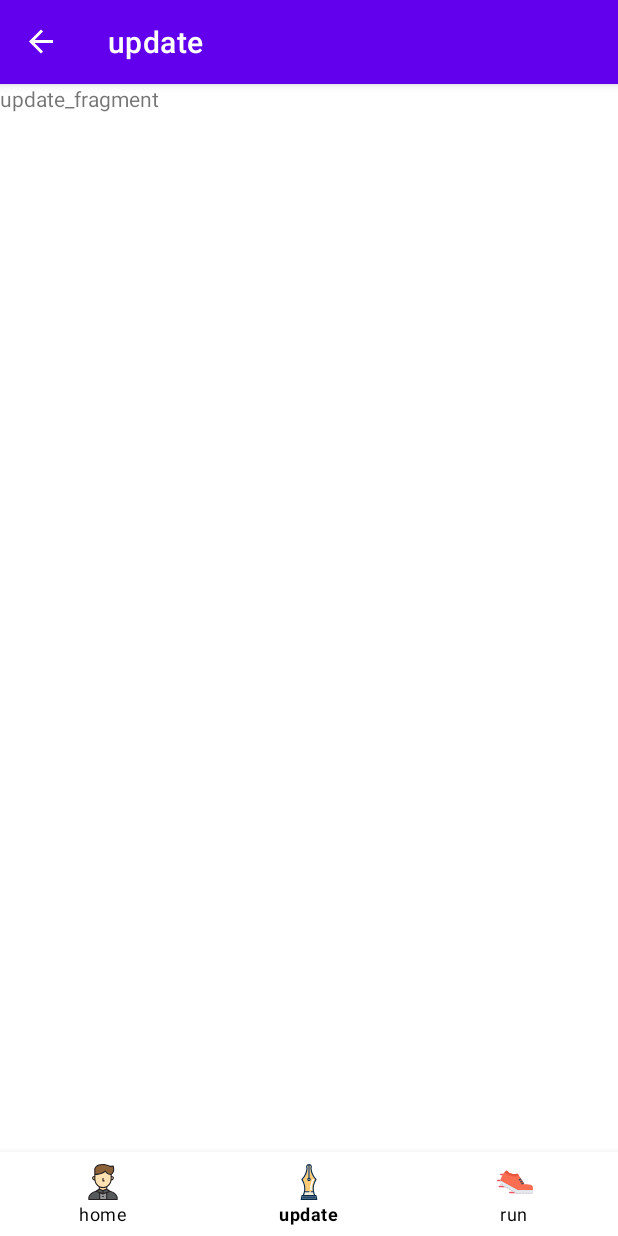
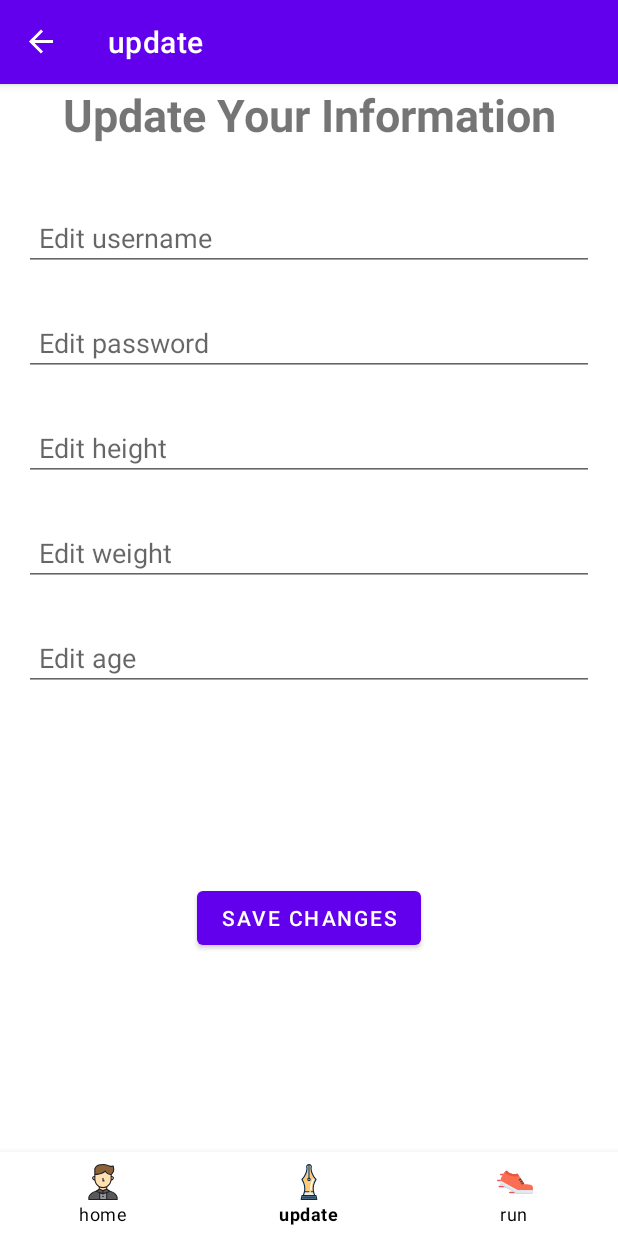
Before and after one commit to coffeeAndTeaa/otm, an Android app: the UpdateFragment screen opened through its navigation route, on a phone screen of 412 x 824 dp. Run offline under Robolectric (Android 15) with nearby library versions, the phone set to English and light mode, and no system bars; our stand-ins replace navigation-ui.

Commit message:
Updated XML for update

```diff
--- a/app/src/main/res/layout/fragment_update.xml
+++ b/app/src/main/res/layout/fragment_update.xml
@@ -3,12 +3,81 @@
     xmlns:tools="http://schemas.android.com/tools"
     android:layout_width="match_parent"
     android:layout_height="match_parent"
+    android:paddingLeft="16dp"
+    android:paddingRight="16dp"
     tools:context=".ui.UpdateFragment">
 
     <!-- TODO: Update blank fragment layout -->
+
+
     <TextView
+        android:layout_height="wrap_content"
         android:layout_width="match_parent"
-        android:layout_height="match_parent"
-        android:text="update_fragment" />
+        android:text="Update Your Information"
+        android:textStyle="bold"
+        android:textSize="30dp"
+        android:textAlignment="center"
+        />
+
+    <EditText
+        android:id="@+id/editUsername"
+        android:layout_width="match_parent"
+        android:layout_height="wrap_content"
+        android:layout_centerHorizontal="true"
+        android:layout_marginTop="80dp"
+        android:padding="10dp"
+        android:hint="Edit username" />
+
+
+    <EditText
+        android:id="@+id/editPassword"
+        android:layout_width="match_parent"
+        android:layout_height="wrap_content"
+        android:layout_centerHorizontal="true"
+        android:layout_marginTop="150dp"
+        android:padding="10dp"
+        android:hint="Edit password"
+        android:inputType="textPassword"/>
+
+
+    <EditText
+        android:id="@+id/editHeight"
+        android:layout_width="match_parent"
+        android:layout_height="wrap_content"
+        android:layout_centerHorizontal="true"
+        android:layout_marginTop="220dp"
+        android:padding="10dp"
+        android:hint="Edit height"
+        android:inputType="number"/>
+
+    <EditText
+        android:id="@+id/editWeight"
+        android:layout_width="match_parent"
+        android:layout_height="wrap_content"
+        android:layout_centerHorizontal="true"
+        android:layout_marginTop="290dp"
+        android:padding="10dp"
+        android:hint="Edit weight"
+        android:inputType="numberDecimal"/>
+
+    <EditText
+        android:id="@+id/editAge"
+        android:layout_width="match_parent"
+        android:layout_height="wrap_content"
+        android:layout_centerHorizontal="true"
+        android:layout_marginTop="360dp"
+        android:padding="10dp"
+        android:hint="Edit age"
+        android:inputType="number"/>
+
+    <Button
+        android:id="@+id/saveChanges"
+        android:layout_width="wrap_content"
+        android:layout_height="wrap_content"
+        android:text= "Save Changes"
+        android:layout_centerHorizontal="true"
+        android:layout_marginTop="200dp"
+        android:layout_gravity="center"/>
+
 
 </FrameLayout>
```
